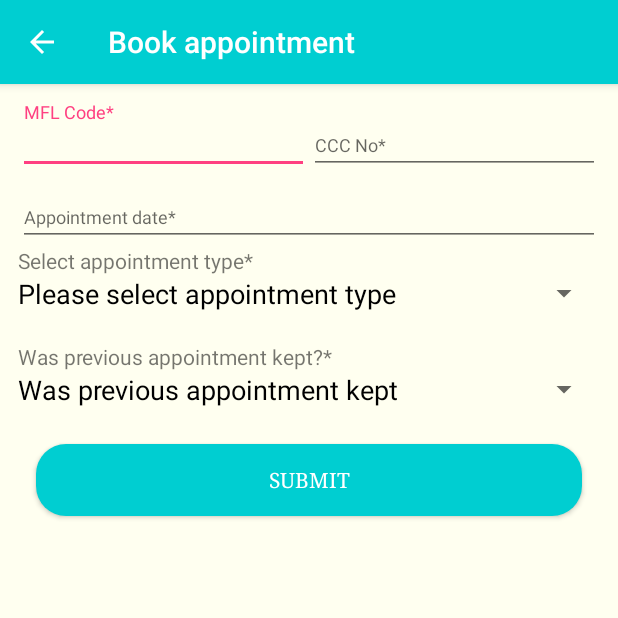
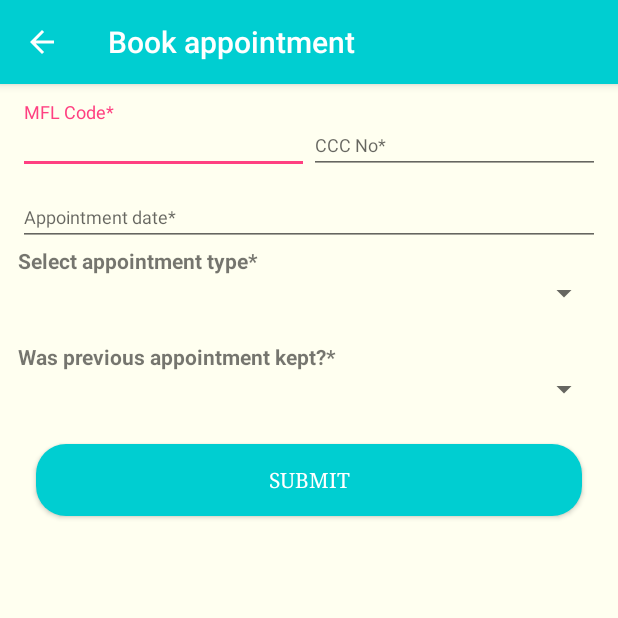
Before and after one commit to palladiumkenya/NishauriAndroid, an Android app: the Appointment screen opened directly, with no data from a screen before it, on a phone screen of 412 x 824 dp, the top half of it. Run offline under Robolectric (Android 15) with nearby library versions, the phone set to English and light mode, and no system bars; our stand-ins replace Volley; libraries missing offline, so code that uses them is left out: cn.pedant; 1 statement that could not run was skipped.

Commit message:
appointment placeholders

```diff
--- a/app/src/main/java/com/example/mhealth/appointment_diary/utilitymodules/Appointment.java
+++ b/app/src/main/java/com/example/mhealth/appointment_diary/utilitymodules/Appointment.java
@@ -54,8 +54,10 @@ public class Appointment extends AppCompatActivity implements AdapterView.OnItem
     AccessServer acs;
     SendMessage sm;
 
-    String[] appnment = {"Please select appointment type","Re-Fill","Clinical review","Enhanced Adherence counseling","Lab investigation","VL Booking","Other"};
-    String[] previous = {"Was previous appointment kept","Yes","No","Not Applicable"};
+    String[] appnment = {"","Re-Fill","Clinical review","Enhanced Adherence counseling","Lab investigation","VL Booking","Other"};
+    //Please select appointment type
+    String[] previous = {"","Yes","No","Not Applicable"};
+   // Was previous appointment kept
 
 
     EditText cccE,upnE,adateE,aotherE;
--- a/app/src/main/res/layout/appointment.xml
+++ b/app/src/main/res/layout/appointment.xml
@@ -104,6 +104,7 @@
             <TextView
                 android:layout_width="match_parent"
                 android:layout_height="wrap_content"
+                android:textStyle="bold"
                 android:text="Select appointment type*" />
 
             <LinearLayout
@@ -152,6 +153,7 @@
             <TextView
                 android:layout_width="match_parent"
                 android:layout_height="wrap_content"
+                android:textStyle="bold"
                 android:text="Was previous appointment kept?*" />
 
             <LinearLayout
```
